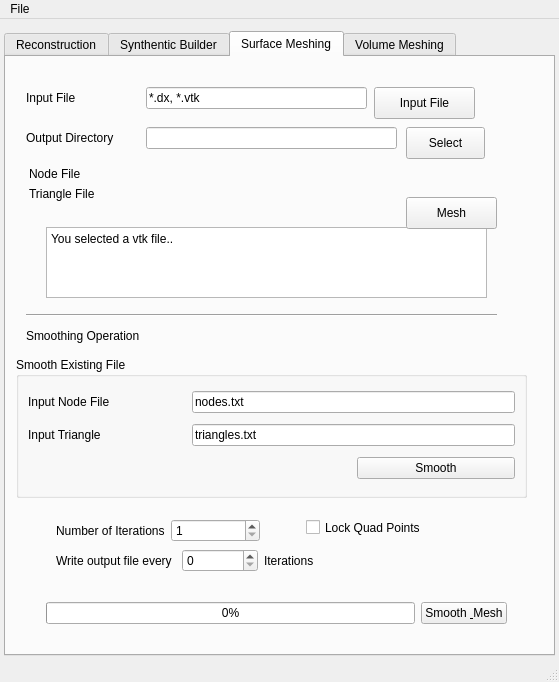
This is Source/AIM/GUI/UI_Files/RepresentationUI.ui in BlueQuartzSoftware/DREAM3D as Qt 5 draws it before an edit. The edited form follows.
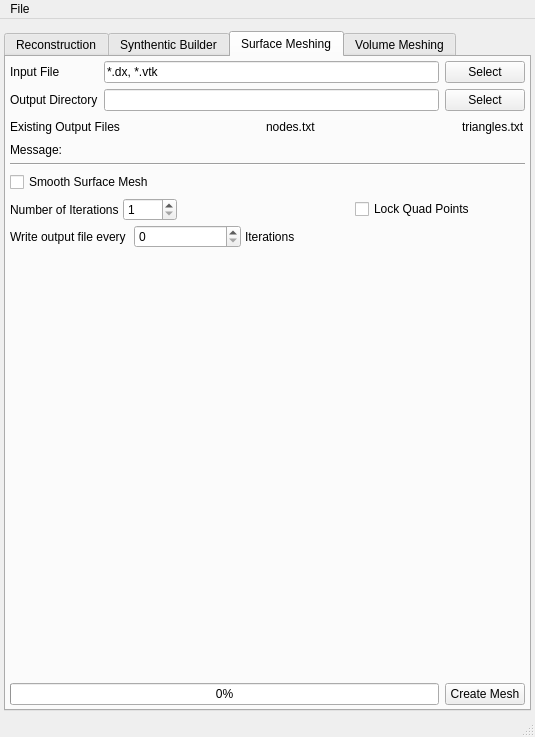
This is the edited form. The open tabs and pages were chosen to show the change. Icons and pictures are not drawn.

```diff
--- a/Source/AIM/GUI/UI_Files/RepresentationUI.ui
+++ b/Source/AIM/GUI/UI_Files/RepresentationUI.ui
@@ -6,8 +6,8 @@
    <rect>
     <x>0</x>
     <y>0</y>
-    <width>559</width>
-    <height>682</height>
+    <width>535</width>
+    <height>737</height>
    </rect>
   </property>
   <property name="windowTitle">
@@ -1293,273 +1293,95 @@
        <attribute name="title">
         <string>Surface Meshing</string>
        </attribute>
-       <widget class="QLineEdit" name="gg_InputDir_2">
-        <property name="geometry">
-         <rect>
-          <x>140</x>
-          <y>30</y>
-          <width>221</width>
-          <height>22</height>
-         </rect>
+       <layout class="QVBoxLayout" name="verticalLayout_3">
+        <property name="margin">
+         <number>4</number>
         </property>
-        <property name="text">
-         <string>*.dx, *.vtk</string>
-        </property>
-       </widget>
-       <widget class="QPushButton" name="gg_InputDirBtn_2">
-        <property name="geometry">
-         <rect>
-          <x>368</x>
-          <y>30</y>
-          <width>101</width>
-          <height>32</height>
-         </rect>
-        </property>
-        <property name="text">
-         <string>Input File</string>
-        </property>
-       </widget>
+        <item>
+         <layout class="QGridLayout" name="gridLayout_9">
+          <property name="spacing">
+           <number>-1</number>
+          </property>
+          <item row="0" column="0">
        <widget class="QLabel" name="label_24">
-        <property name="geometry">
-         <rect>
-          <x>20</x>
-          <y>30</y>
-          <width>107</width>
-          <height>22</height>
-         </rect>
-        </property>
         <property name="text">
          <string>Input File</string>
         </property>
        </widget>
-       <widget class="QPushButton" name="gg_OutputDirBtn_2">
-        <property name="geometry">
-         <rect>
-          <x>400</x>
-          <y>70</y>
-          <width>79</width>
-          <height>32</height>
-         </rect>
-        </property>
+          </item>
+          <item row="0" column="1">
+           <widget class="QLineEdit" name="sm_InputFile">
+            <property name="text">
+             <string>*.dx, *.vtk</string>
+            </property>
+           </widget>
+          </item>
+          <item row="0" column="2">
+           <widget class="QPushButton" name="sm_InputFileBtn">
         <property name="text">
          <string>Select</string>
         </property>
        </widget>
+          </item>
+          <item row="1" column="2">
+           <widget class="QPushButton" name="sm_OutputDirBtn">
+            <property name="text">
+             <string>Select</string>
+            </property>
+           </widget>
+          </item>
+          <item row="1" column="0">
        <widget class="QLabel" name="label_25">
-        <property name="geometry">
-         <rect>
-          <x>20</x>
-          <y>70</y>
-          <width>107</width>
-          <height>22</height>
-         </rect>
-        </property>
         <property name="text">
          <string>Output Directory</string>
         </property>
        </widget>
-       <widget class="QLineEdit" name="gg_OutputDir_2">
-        <property name="geometry">
-         <rect>
-          <x>140</x>
-          <y>70</y>
-          <width>251</width>
-          <height>22</height>
-         </rect>
-        </property>
-       </widget>
-       <widget class="QWidget" name="layoutWidget">
-        <property name="geometry">
-         <rect>
-          <x>40</x>
-          <y>540</y>
-          <width>461</width>
-          <height>32</height>
-         </rect>
-        </property>
-        <layout class="QHBoxLayout" name="horizontalLayout_9">
-         <item>
-          <widget class="QProgressBar" name="gg_progressBar_2">
-           <property name="value">
-            <number>0</number>
-           </property>
-          </widget>
-         </item>
-         <item>
-          <widget class="QPushButton" name="gg_GoBtn_2">
-           <property name="text">
-            <string>Smooth &amp; Mesh</string>
-           </property>
-          </widget>
-         </item>
-        </layout>
-       </widget>
-       <widget class="QPlainTextEdit" name="plainTextEdit">
-        <property name="geometry">
-         <rect>
-          <x>40</x>
-          <y>170</y>
-          <width>441</width>
-          <height>71</height>
-         </rect>
-        </property>
-        <property name="plainText">
-         <string>You selected a vtk file.. </string>
-        </property>
-       </widget>
-       <widget class="QCheckBox" name="checkBox">
-        <property name="geometry">
-         <rect>
-          <x>300</x>
-          <y>460</y>
-          <width>141</width>
-          <height>21</height>
-         </rect>
-        </property>
-        <property name="text">
-         <string>Lock Quad Points</string>
-        </property>
-       </widget>
-       <widget class="QWidget" name="layoutWidget_2">
-        <property name="geometry">
-         <rect>
-          <x>10</x>
-          <y>110</y>
-          <width>191</width>
-          <height>51</height>
-         </rect>
-        </property>
-        <layout class="QFormLayout" name="formLayout_7">
-         <property name="fieldGrowthPolicy">
-          <enum>QFormLayout::FieldsStayAtSizeHint</enum>
-         </property>
-         <property name="labelAlignment">
-          <set>Qt::AlignLeading|Qt::AlignLeft|Qt::AlignVCenter</set>
-         </property>
-         <item row="0" column="0">
-          <widget class="QLabel" name="VolBinFileIcon_3">
-           <property name="text">
-            <string/>
-           </property>
-           <property name="pixmap">
-            <pixmap resource="../../../../Resources/icons/images/Icons.qrc">:/Check-16x16.png</pixmap>
-           </property>
-          </widget>
-         </item>
-         <item row="0" column="1">
-          <widget class="QLabel" name="VolBinFile_3">
-           <property name="text">
-            <string>Node File</string>
-           </property>
-          </widget>
-         </item>
-         <item row="1" column="0">
-          <widget class="QLabel" name="BOverABinsFileIcon_3">
-           <property name="text">
-            <string/>
-           </property>
-           <property name="pixmap">
-            <pixmap resource="../../../../Resources/icons/images/Icons.qrc">:/Check-16x16.png</pixmap>
-           </property>
-          </widget>
          </item>
          <item row="1" column="1">
-          <widget class="QLabel" name="BOverABinsFile_3">
-           <property name="text">
-            <string>Triangle File</string>
-           </property>
-          </widget>
-         </item>
-        </layout>
-       </widget>
-       <widget class="QPushButton" name="gg_GoBtn_4">
-        <property name="geometry">
-         <rect>
-          <x>400</x>
-          <y>140</y>
-          <width>91</width>
-          <height>32</height>
-         </rect>
-        </property>
-        <property name="text">
-         <string>Mesh</string>
-        </property>
-       </widget>
-       <widget class="Line" name="line_2">
-        <property name="geometry">
-         <rect>
-          <x>20</x>
-          <y>250</y>
-          <width>471</width>
-          <height>16</height>
-         </rect>
-        </property>
-        <property name="orientation">
-         <enum>Qt::Horizontal</enum>
-        </property>
-       </widget>
-       <widget class="QLabel" name="label_31">
-        <property name="geometry">
-         <rect>
-          <x>20</x>
-          <y>270</y>
-          <width>141</width>
-          <height>17</height>
-         </rect>
-        </property>
-        <property name="text">
-         <string>Smoothing Operation</string>
-        </property>
-       </widget>
-       <widget class="QGroupBox" name="groupBox">
-        <property name="geometry">
-         <rect>
-          <x>10</x>
-          <y>300</y>
-          <width>511</width>
-          <height>141</height>
-         </rect>
-        </property>
-        <property name="title">
-         <string>Smooth Existing File</string>
-        </property>
-        <layout class="QGridLayout" name="gridLayout_9">
-         <item row="0" column="0">
-          <widget class="QLabel" name="label_29">
-           <property name="text">
-            <string>Input Node File</string>
-           </property>
-          </widget>
-         </item>
-         <item row="0" column="1" colspan="2">
-          <widget class="QLineEdit" name="gg_InputDir_3">
-           <property name="text">
-            <string>nodes.txt</string>
-           </property>
-          </widget>
-         </item>
-         <item row="1" column="0">
+           <widget class="QLineEdit" name="sm_OutputDir"/>
+          </item>
+         </layout>
+        </item>
+        <item>
+         <layout class="QHBoxLayout" name="horizontalLayout_11">
+          <item>
           <widget class="QLabel" name="label_30">
            <property name="text">
-            <string>Input Triangle</string>
+             <string>Existing Output Files</string>
            </property>
           </widget>
          </item>
-         <item row="1" column="1" colspan="2">
-          <widget class="QLineEdit" name="gg_InputDir_4">
+          <item>
+           <spacer name="horizontalSpacer_6">
+            <property name="orientation">
+             <enum>Qt::Horizontal</enum>
+            </property>
+            <property name="sizeHint" stdset="0">
+             <size>
+              <width>40</width>
+              <height>20</height>
+             </size>
+            </property>
+           </spacer>
+          </item>
+          <item>
+           <widget class="QLabel" name="NodesFileIcon">
            <property name="text">
-            <string>triangles.txt</string>
-           </property>
-          </widget>
-         </item>
-         <item row="2" column="2">
-          <widget class="QPushButton" name="gg_GoBtn_3">
+             <string/>
+            </property>
+            <property name="pixmap">
+             <pixmap resource="../../../../Resources/icons/images/Icons.qrc">:/Check-16x16.png</pixmap>
+            </property>
+           </widget>
+          </item>
+          <item>
+           <widget class="QLabel" name="NodesFile">
            <property name="text">
-            <string>Smooth</string>
+             <string>nodes.txt</string>
            </property>
           </widget>
          </item>
-         <item row="2" column="0" colspan="2">
+          <item>
           <spacer name="horizontalSpacer_7">
            <property name="orientation">
             <enum>Qt::Horizontal</enum>
@@ -1572,18 +1394,103 @@
            </property>
           </spacer>
          </item>
-        </layout>
-       </widget>
-       <widget class="QWidget" name="layoutWidget">
-        <property name="geometry">
-         <rect>
-          <x>50</x>
-          <y>490</y>
-          <width>283</width>
-          <height>27</height>
-         </rect>
-        </property>
+          <item>
+           <widget class="QLabel" name="TrianglesFileIcon">
+            <property name="text">
+             <string/>
+            </property>
+            <property name="pixmap">
+             <pixmap resource="../../../../Resources/icons/images/Icons.qrc">:/Check-16x16.png</pixmap>
+            </property>
+           </widget>
+          </item>
+          <item>
+           <widget class="QLabel" name="TrianglesFile">
+            <property name="text">
+             <string>triangles.txt</string>
+            </property>
+           </widget>
+          </item>
+         </layout>
+        </item>
+        <item>
+         <widget class="QLabel" name="label_29">
+          <property name="text">
+           <string>Message:</string>
+          </property>
+          <property name="wordWrap">
+           <bool>true</bool>
+          </property>
+         </widget>
+        </item>
+        <item>
+         <widget class="Line" name="line_2">
+          <property name="orientation">
+           <enum>Qt::Horizontal</enum>
+          </property>
+         </widget>
+        </item>
+        <item>
+         <widget class="QCheckBox" name="sm_SmoothMesh">
+          <property name="text">
+           <string>Smooth Surface Mesh</string>
+          </property>
+         </widget>
+        </item>
+        <item>
+         <layout class="QGridLayout" name="gridLayout_10">
+          <property name="spacing">
+           <number>4</number>
+          </property>
+          <item row="0" column="0">
+           <layout class="QHBoxLayout" name="horizontalLayout_10">
+            <property name="spacing">
+             <number>4</number>
+            </property>
+            <item>
+             <widget class="QLabel" name="label_26">
+              <property name="text">
+               <string>Number of Iterations</string>
+              </property>
+             </widget>
+            </item>
+            <item>
+             <widget class="QSpinBox" name="sm_SmoothIterations">
+              <property name="minimum">
+               <number>1</number>
+              </property>
+              <property name="maximum">
+               <number>1000</number>
+              </property>
+             </widget>
+            </item>
+           </layout>
+          </item>
+          <item row="0" column="1">
+           <spacer name="horizontalSpacer_8">
+            <property name="orientation">
+             <enum>Qt::Horizontal</enum>
+            </property>
+            <property name="sizeHint" stdset="0">
+             <size>
+              <width>48</width>
+              <height>20</height>
+             </size>
+            </property>
+           </spacer>
+          </item>
+          <item row="0" column="2">
+           <widget class="QCheckBox" name="sm_LockQuadPoints">
+            <property name="text">
+             <string>Lock Quad Points</string>
+            </property>
+           </widget>
+          </item>
+          <item row="1" column="0" colspan="2">
         <layout class="QHBoxLayout" name="horizontalLayout_7">
+            <property name="spacing">
+             <number>4</number>
+            </property>
          <item>
           <widget class="QLabel" name="label_27">
            <property name="text">
@@ -1602,38 +1509,56 @@
           </widget>
          </item>
         </layout>
-       </widget>
-       <widget class="QWidget" name="layoutWidget">
-        <property name="geometry">
-         <rect>
-          <x>50</x>
-          <y>460</y>
-          <width>204</width>
-          <height>27</height>
-         </rect>
-        </property>
-        <layout class="QHBoxLayout" name="horizontalLayout_10">
+          </item>
+          <item row="1" column="2">
+           <spacer name="horizontalSpacer_9">
+            <property name="orientation">
+             <enum>Qt::Horizontal</enum>
+            </property>
+            <property name="sizeHint" stdset="0">
+             <size>
+              <width>148</width>
+              <height>20</height>
+             </size>
+            </property>
+           </spacer>
+          </item>
+         </layout>
+        </item>
+        <item>
+         <spacer name="verticalSpacer_3">
+          <property name="orientation">
+           <enum>Qt::Vertical</enum>
+          </property>
+          <property name="sizeHint" stdset="0">
+           <size>
+            <width>20</width>
+            <height>336</height>
+           </size>
+          </property>
+         </spacer>
+        </item>
+        <item>
+         <layout class="QHBoxLayout" name="horizontalLayout_9">
+          <item>
+           <widget class="QProgressBar" name="sm_progressBar">
+            <property name="value">
+             <number>0</number>
+            </property>
+           </widget>
+          </item>
          <item>
-          <widget class="QLabel" name="label_26">
+           <widget class="QPushButton" name="sm_GoBtn">
            <property name="text">
-            <string>Number of Iterations</string>
+             <string>Create Mesh</string>
            </property>
           </widget>
          </item>
-         <item>
-          <widget class="QSpinBox" name="spinBox">
-           <property name="minimum">
-            <number>1</number>
-           </property>
-           <property name="maximum">
-            <number>1000</number>
-           </property>
-          </widget>
+         </layout>
          </item>
         </layout>
        </widget>
-      </widget>
-      <widget class="QWidget" name="tab_4">
+      <widget class="QWidget" name="volumeMeshingTab">
        <attribute name="title">
         <string>Volume Meshing</string>
        </attribute>
@@ -1647,7 +1572,7 @@
     <rect>
      <x>0</x>
      <y>0</y>
-     <width>559</width>
+     <width>535</width>
      <height>22</height>
     </rect>
    </property>
```
Left out of the diff: 16 changed lines with no effect on the pictures. Lines whose indentation alone changed are shown as unchanged.
